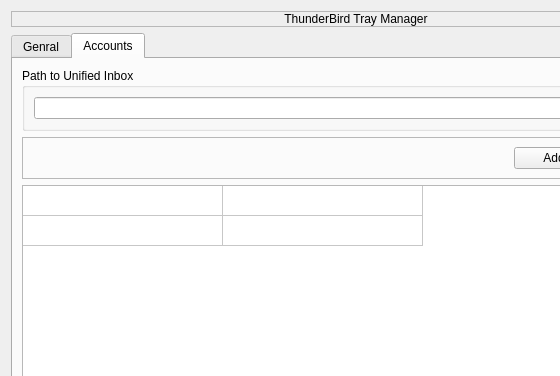
Before: the Qt Designer form tbtrayui.ui in JackDinn/tbtray, drawn with Qt 5; both pictures show x 0 to 560 and y 0 to 376 of the 712 by 631 pixel window.
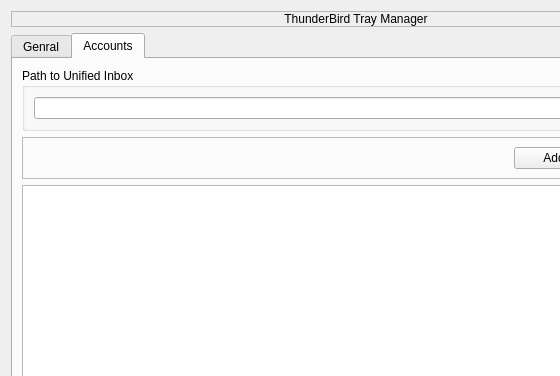
After: the same form once the commit is applied. The open tabs and pages were chosen to show the change. Icons and pictures are not drawn.

```diff
--- a/tbtrayui.ui
+++ b/tbtrayui.ui
@@ -199,30 +199,7 @@
         </widget>
        </item>
        <item>
-        <widget class="QTableWidget" name="tableWidget">
-         <property name="rowCount">
-          <number>2</number>
-         </property>
-         <property name="columnCount">
-          <number>2</number>
-         </property>
-         <attribute name="horizontalHeaderVisible">
-          <bool>false</bool>
-         </attribute>
-         <attribute name="horizontalHeaderCascadingSectionResizes">
-          <bool>false</bool>
-         </attribute>
-         <attribute name="horizontalHeaderMinimumSectionSize">
-          <number>200</number>
-         </attribute>
-         <attribute name="verticalHeaderVisible">
-          <bool>false</bool>
-         </attribute>
-         <row/>
-         <row/>
-         <column/>
-         <column/>
-        </widget>
+        <widget class="QListWidget" name="listWidget"/>
        </item>
       </layout>
      </widget>
```
Left out of the diff: 2 changed lines with no effect on the pictures.
